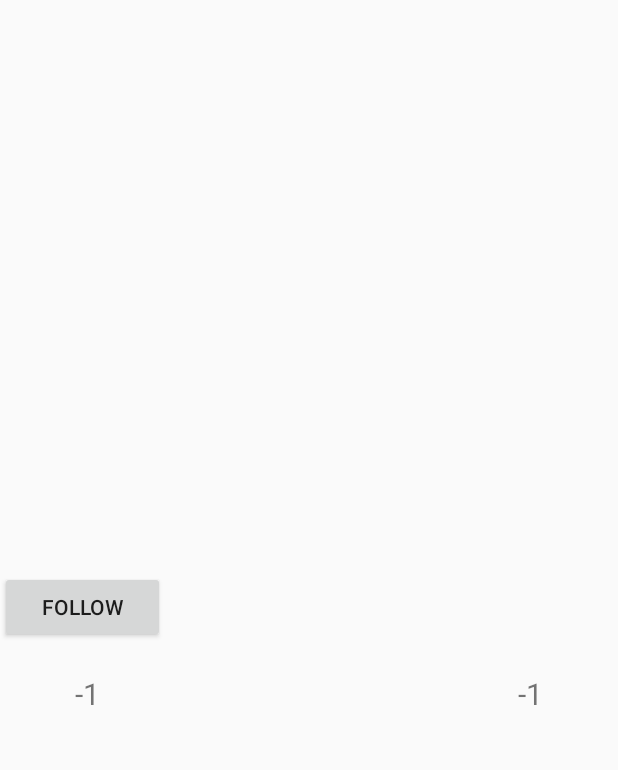
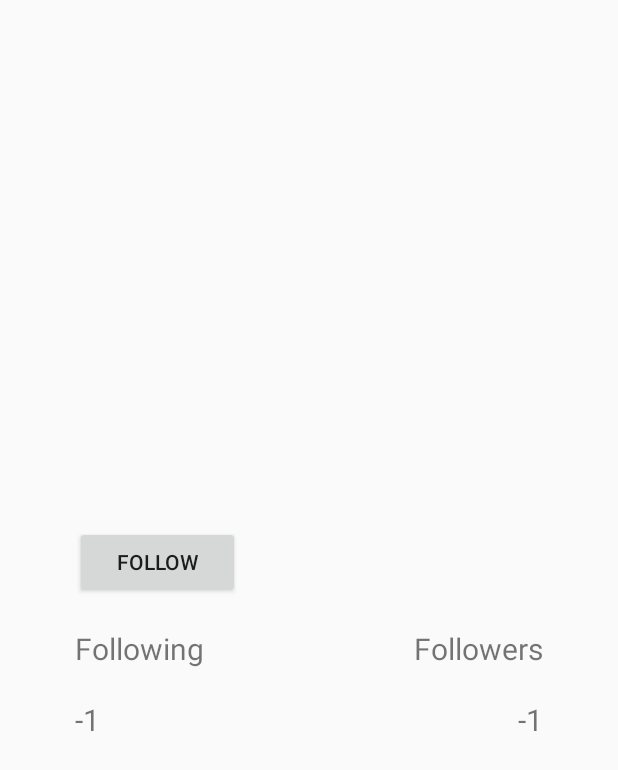
Before and after one commit to Jinesh510/hunt_bot, an Android app: the screen it shows after launch (uProfilePage), after a tap on an icon or button, on a phone screen of 412 x 824 dp. Shown: the top 770 px of the screen. Run offline under Robolectric (Android 15) with nearby library versions, the phone set to English and light mode, and no system bars; plain views replace TwoWayView; 16 statements that could not run were skipped.

Commit message:
Changed UI a bit

```diff
--- a/app/src/main/res/layout/user_profile_page.xml
+++ b/app/src/main/res/layout/user_profile_page.xml
@@ -37,7 +37,8 @@
         android:layout_height="wrap_content"
         android:id="@+id/follow"
         android:layout_below="@+id/hlvHunts"
-        android:layout_marginTop="50dp"
+        android:layout_marginTop="20dp"
+        android:layout_marginLeft="50dp"
         android:text="Follow"
         android:layout_alignParentLeft="true"/>
 
@@ -46,15 +47,27 @@
         android:layout_height="wrap_content"
         android:id="@+id/unfollow"
         android:layout_below="@+id/hlvHunts"
-        android:layout_marginTop="50dp"
+        android:layout_marginTop="20dp"
+        android:layout_marginRight="50dp"
         android:text="Unfollow"
         android:layout_alignParentRight="true"/>
 
     <TextView
         android:layout_width="wrap_content"
         android:layout_height="wrap_content"
+        android:id="@+id/Following"
+        android:layout_below="@+id/follow"
+        android:layout_alignParentLeft="true"
+        android:layout_marginTop="20dp"
+        android:layout_marginLeft="50dp"
+        android:textSize="20sp"
+        android:text="Following"/>
+
+    <TextView
+        android:layout_width="wrap_content"
+        android:layout_height="wrap_content"
         android:id="@+id/followingCount"
-        android:layout_below="@+id/follow"
+        android:layout_below="@+id/Following"
         android:layout_alignParentLeft="true"
         android:layout_marginTop="20dp"
         android:layout_marginLeft="50dp"
@@ -63,8 +76,19 @@
     <TextView
         android:layout_width="wrap_content"
         android:layout_height="wrap_content"
+        android:id="@+id/Followers"
+        android:layout_below="@+id/unfollow"
+        android:layout_alignParentRight="true"
+        android:layout_marginTop="20dp"
+        android:layout_marginRight="50dp"
+        android:textSize="20sp"
+        android:text="Followers"/>
+
+    <TextView
+        android:layout_width="wrap_content"
+        android:layout_height="wrap_content"
         android:id="@+id/followerCount"
-        android:layout_below="@+id/follow"
+        android:layout_below="@+id/Followers"
         android:layout_alignParentRight="true"
         android:layout_marginTop="20dp"
         android:layout_marginRight="50dp"
```
